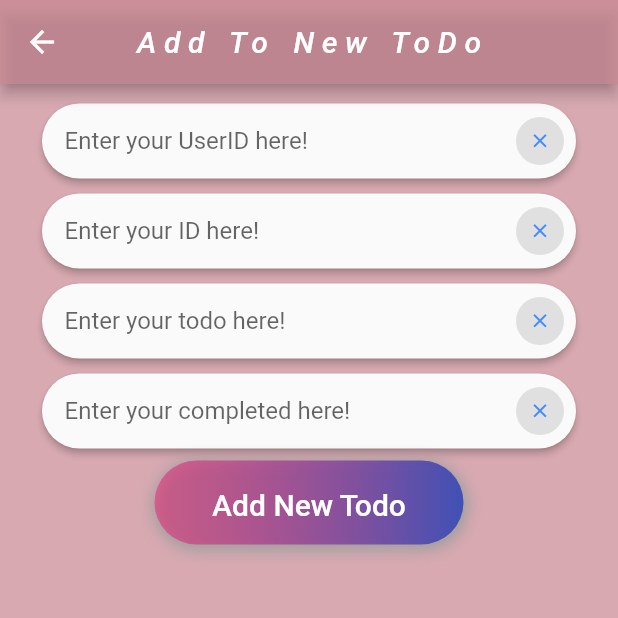
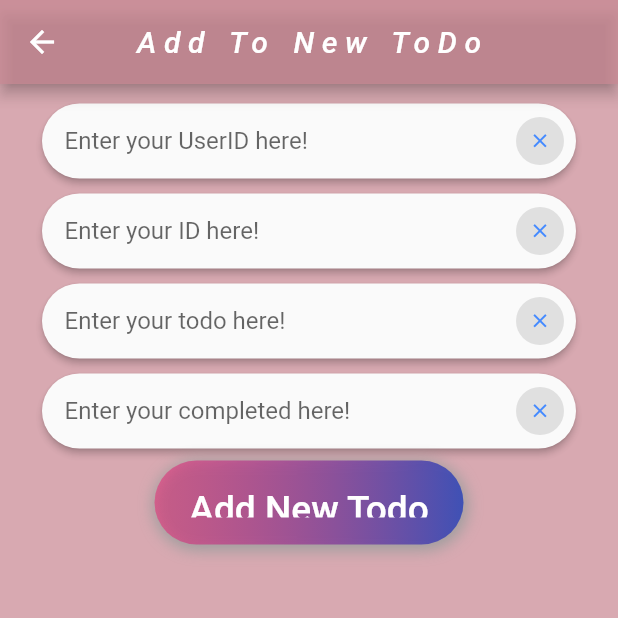
Before and after one commit to sajib-mridha-nor/my_todos, a Flutter app: the AddToDo screen opened by its route, on a phone screen of 412 x 824 dp, the top half of it. Run offline on Flutter 3.47's test engine with Material 2 defaults, Android fonts, the phone set to English and light mode, and no system bars; our stand-ins replace dio, font_awesome_flutter, get.

Commit message:
response issue

```diff
--- a/lib/view/pages/addTodo.dart
+++ b/lib/view/pages/addTodo.dart
@@ -45,8 +45,9 @@ class AddToDo extends StatelessWidget {
         body: Padding(
           padding: const EdgeInsets.all(8.0),
           child: GetBuilder<DioPostController>(
-            builder: ((controller) => Column(
-                  mainAxisSize: MainAxisSize.max,
+            builder: ((controller) => SingleChildScrollView(
+                  child: Column(
+                    // mainAxisSize: MainAxisSize.max,
                     children: [
                       Form(
                           // key: formKey,
@@ -61,8 +62,8 @@ class AddToDo extends StatelessWidget {
                           SizedBox(
                             height: 10,
                           ),
-                        CustomTextfield(
-                            "Write your Id... ", "Enter your ID here!", idcntr),
+                          CustomTextfield("Write your Id... ",
+                              "Enter your ID here!", idcntr),
                           SizedBox(
                             height: 10,
                           ),
@@ -94,7 +95,7 @@ class AddToDo extends StatelessWidget {
                               separatorBuilder: (context, index) => SizedBox(
                                     height: 3,
                                   ),
-                            // shrinkWrap: true,
+                              shrinkWrap: true,
                               // scrollDirection: Axis.horizontal,
                               itemCount: controller.postList.length,
                               itemBuilder: (context, index) => buildTask(
@@ -103,6 +104,7 @@ class AddToDo extends StatelessWidget {
                                   controller.postList[index]["title"],
                                   controller.postList[index]["completed"]))),
                     ],
+                  ),
                 )),
           ),
         ),
--- a/lib/view/widgets/customButton.dart
+++ b/lib/view/widgets/customButton.dart
@@ -30,7 +30,7 @@ Widget custombutton(text, var onpress, context) {
           padding: const EdgeInsets.symmetric(vertical: 10, horizontal: 5),
           child: Text(
             text,
-            style: TextStyle(fontSize: 20, color: Colors.white),
+            style: TextStyle(fontSize: h * .030, color: Colors.white),
           ),
         ),
       ),
```
Also changed, not shown: lib/view/pages/filter.dart (+6 -3 lines). Lines whose indentation alone changed are shown as unchanged.
